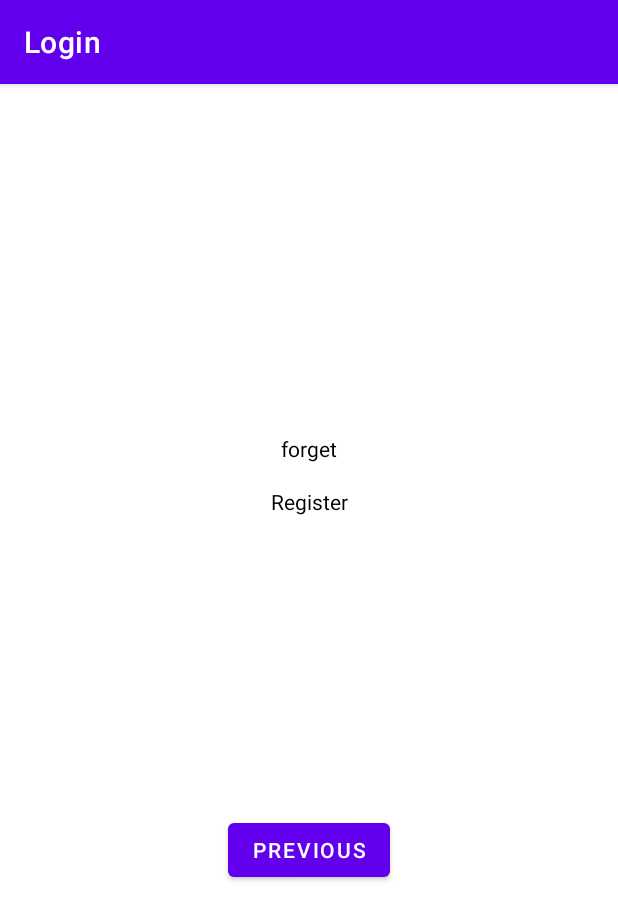
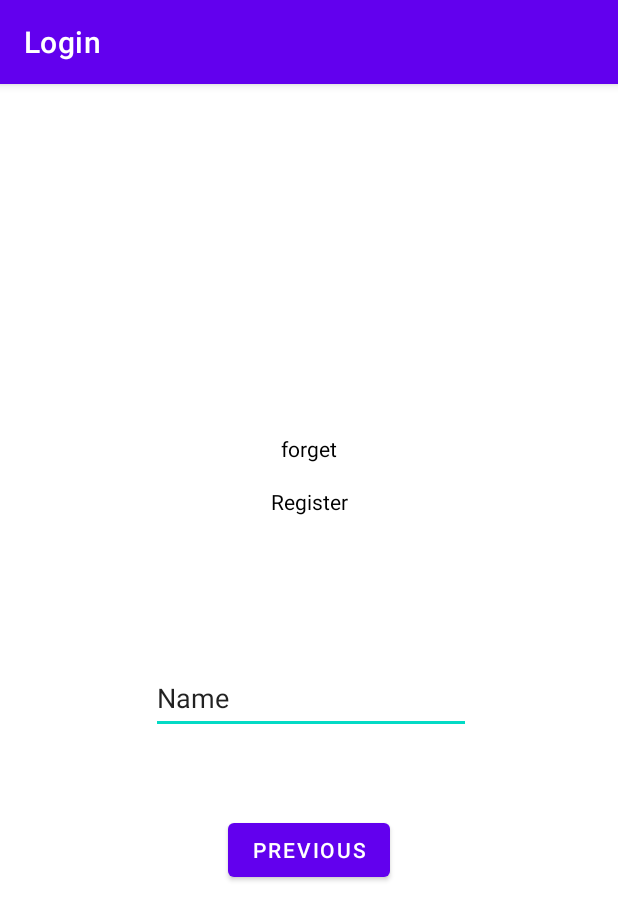
Before and after one commit to neokwey/MAD_Assignment, an Android app: the screen it shows after launch (MainActivity), on a phone screen of 412 x 824 dp. Shown: the top 920 px of the screen. Run offline under Robolectric (Android 15) with nearby library versions, the phone set to English and light mode, and no system bars; our stand-ins replace navigation-ui.

Commit message:
push cz v1

```diff
--- a/app/src/main/res/layout/fragment_second.xml
+++ b/app/src/main/res/layout/fragment_second.xml
@@ -37,4 +37,19 @@
         app:layout_constraintEnd_toEndOf="parent"
         app:layout_constraintStart_toStartOf="parent"
         app:layout_constraintTop_toBottomOf="@id/txt4getPW" />
+
+    <EditText
+        android:id="@+id/editTextTextPersonName"
+        android:layout_width="wrap_content"
+        android:layout_height="wrap_content"
+        android:layout_marginStart="102dp"
+        android:layout_marginTop="97dp"
+        android:layout_marginEnd="99dp"
+        android:ems="10"
+        android:inputType="textPersonName"
+        android:minHeight="48dp"
+        android:text="Name"
+        app:layout_constraintEnd_toEndOf="parent"
+        app:layout_constraintStart_toStartOf="parent"
+        app:layout_constraintTop_toBottomOf="@+id/txtReg" />
 </androidx.constraintlayout.widget.ConstraintLayout>
```
